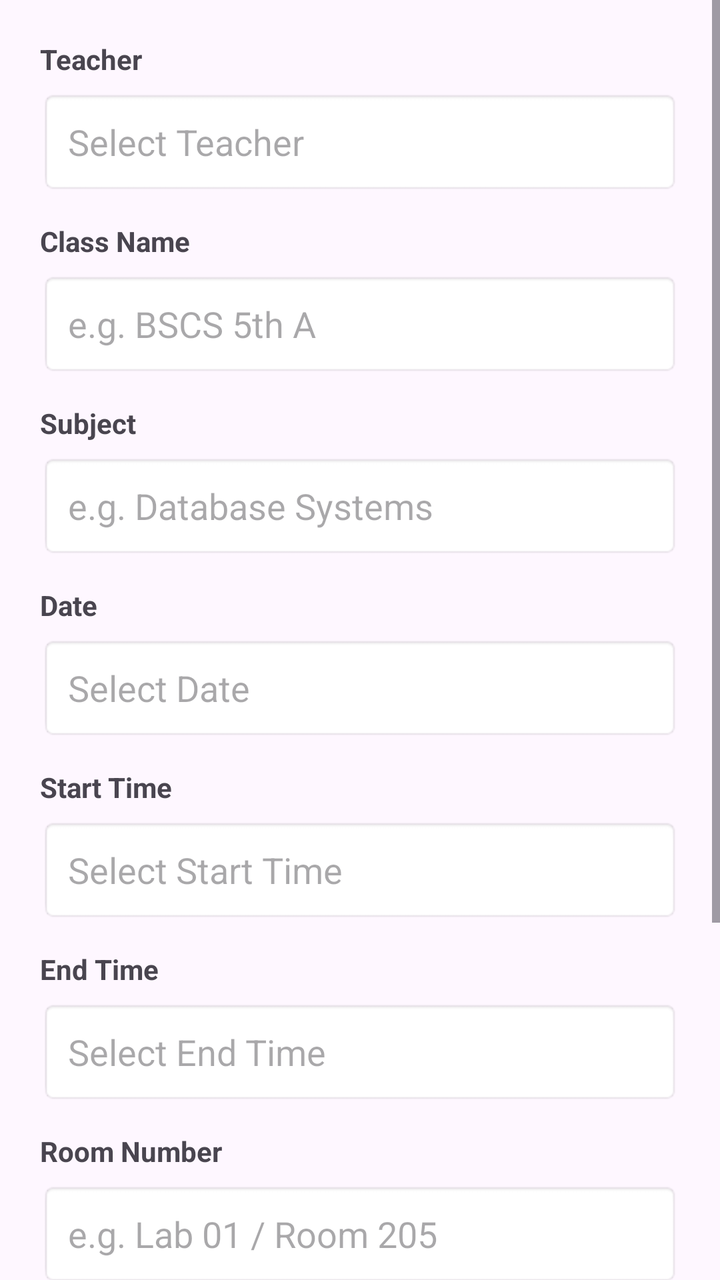
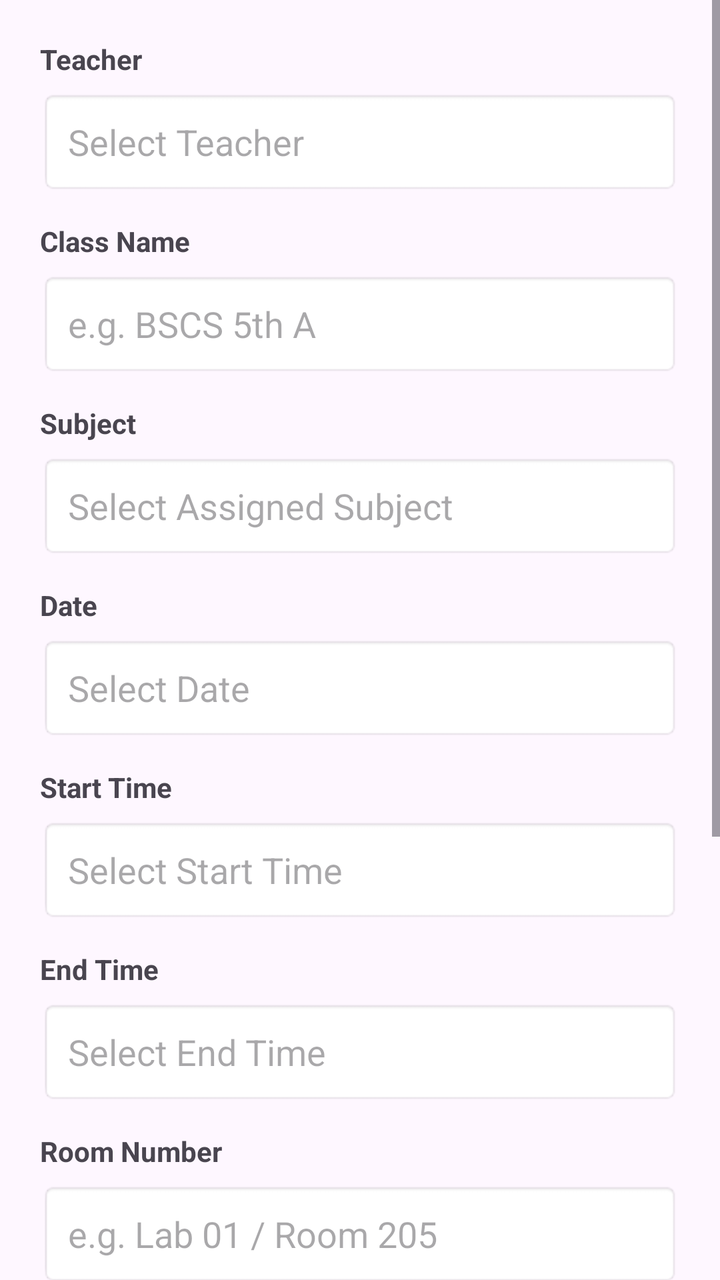

Compare the two renders of this Android layout. The source of the first and the diff that turns it into the second are given below.
<!-- AndroidManifest.xml: application theme Theme.QRCodeAttendance -->
<!-- res/layout/dialog_add_class_schedule.xml -->
<?xml version="1.0" encoding="utf-8"?>
<ScrollView
    xmlns:android="http://schemas.android.com/apk/res/android"
    android:layout_width="match_parent"
    android:layout_height="wrap_content"
    android:fillViewport="true">

    <LinearLayout
        android:layout_width="match_parent"
        android:layout_height="wrap_content"
        android:orientation="vertical"
        android:padding="20dp">

        
        
        

        <TextView
            android:layout_width="match_parent"
            android:layout_height="wrap_content"
            android:text="Teacher"
            android:textStyle="bold"
            android:textSize="14sp"
            android:layout_marginBottom="6dp" />

        <AutoCompleteTextView
            android:id="@+id/etTeacher"
            android:layout_width="match_parent"
            android:layout_height="52dp"
            android:hint="Select Teacher"
            android:inputType="none"
            android:paddingStart="14dp"
            android:paddingEnd="14dp"
            android:background="@android:drawable/editbox_background"
            android:layout_marginBottom="14dp" />


        
        
        

        <TextView
            android:layout_width="match_parent"
            android:layout_height="wrap_content"
            android:text="Class Name"
            android:textStyle="bold"
            android:textSize="14sp"
            android:layout_marginBottom="6dp" />

        <EditText
            android:id="@+id/etClassName"
            android:layout_width="match_parent"
            android:layout_height="52dp"
            android:hint="e.g. BSCS 5th A"
            android:inputType="textCapWords"
            android:paddingStart="14dp"
            android:paddingEnd="14dp"
            android:background="@android:drawable/editbox_background"
            android:layout_marginBottom="14dp" />


        
        
        

        <TextView
            android:layout_width="match_parent"
            android:layout_height="wrap_content"
            android:text="Subject"
            android:textStyle="bold"
            android:textSize="14sp"
            android:layout_marginBottom="6dp" />

        <EditText
            android:id="@+id/etSubject"
            android:layout_width="match_parent"
            android:layout_height="52dp"
            android:hint="e.g. Database Systems"
            android:inputType="textCapWords"
            android:paddingStart="14dp"
            android:paddingEnd="14dp"
            android:background="@android:drawable/editbox_background"
            android:layout_marginBottom="14dp" />


        
        
        

        <TextView
            android:layout_width="match_parent"
            android:layout_height="wrap_content"
            android:text="Date"
            android:textStyle="bold"
            android:textSize="14sp"
            android:layout_marginBottom="6dp" />

        <EditText
            android:id="@+id/etDate"
            android:layout_width="match_parent"
            android:layout_height="52dp"
            android:hint="Select Date"
            android:focusable="false"
            android:clickable="true"
            android:inputType="none"
            android:paddingStart="14dp"
            android:paddingEnd="14dp"
            android:background="@android:drawable/editbox_background"
            android:layout_marginBottom="14dp" />


        
        
        

        <TextView
            android:layout_width="match_parent"
            android:layout_height="wrap_content"
            android:text="Start Time"
            android:textStyle="bold"
            android:textSize="14sp"
            android:layout_marginBottom="6dp" />

        <EditText
            android:id="@+id/etStartTime"
            android:layout_width="match_parent"
            android:layout_height="52dp"
            android:hint="Select Start Time"
            android:focusable="false"
            android:clickable="true"
            android:inputType="none"
            android:paddingStart="14dp"
            android:paddingEnd="14dp"
            android:background="@android:drawable/editbox_background"
            android:layout_marginBottom="14dp" />


        
        
        

        <TextView
            android:layout_width="match_parent"
            android:layout_height="wrap_content"
            android:text="End Time"
            android:textStyle="bold"
            android:textSize="14sp"
            android:layout_marginBottom="6dp" />

        <EditText
            android:id="@+id/etEndTime"
            android:layout_width="match_parent"
            android:layout_height="52dp"
            android:hint="Select End Time"
            android:focusable="false"
            android:clickable="true"
            android:inputType="none"
            android:paddingStart="14dp"
            android:paddingEnd="14dp"
            android:background="@android:drawable/editbox_background"
            android:layout_marginBottom="14dp" />


        
        
        

        <TextView
            android:layout_width="match_parent"
            android:layout_height="wrap_content"
            android:text="Room Number"
            android:textStyle="bold"
            android:textSize="14sp"
            android:layout_marginBottom="6dp" />

        <EditText
            android:id="@+id/etRoom"
            android:layout_width="match_parent"
            android:layout_height="52dp"
            android:hint="e.g. Lab 01 / Room 205"
            android:inputType="textCapWords"
            android:paddingStart="14dp"
            android:paddingEnd="14dp"
            android:background="@android:drawable/editbox_background"
            android:layout_marginBottom="14dp" />


        
        
        

        <TextView
            android:layout_width="match_parent"
            android:layout_height="wrap_content"
            android:text="Semester"
            android:textStyle="bold"
            android:textSize="14sp"
            android:layout_marginBottom="6dp" />

        <EditText
            android:id="@+id/etSemester"
            android:layout_width="match_parent"
            android:layout_height="52dp"
            android:hint="e.g. 5th Semester"
            android:inputType="textCapWords"
            android:paddingStart="14dp"
            android:paddingEnd="14dp"
            android:background="@android:drawable/editbox_background"
            android:layout_marginBottom="14dp" />


        
        
        

        <TextView
            android:layout_width="match_parent"
            android:layout_height="wrap_content"
            android:text="Note"
            android:textStyle="bold"
            android:textSize="14sp"
            android:layout_marginBottom="6dp" />

        <EditText
            android:id="@+id/etNote"
            android:layout_width="match_parent"
            android:layout_height="90dp"
            android:hint="Optional note"
            android:gravity="top|start"
            android:inputType="textCapSentences|textMultiLine"
            android:padding="14dp"
            android:background="@android:drawable/editbox_background"
            android:layout_marginBottom="5dp" />

    </LinearLayout>

</ScrollView>
<!-- resources referenced by this layout -->
<resources>
  <style name="Theme.QRCodeAttendance" parent="Base.Theme.QRCodeAttendance" />
  <style name="Base.Theme.QRCodeAttendance" parent="Theme.Material3.DayNight.NoActionBar">
          
          
      </style>
</resources>

<!-- the commit's change to res/layout/dialog_add_class_schedule.xml (unified diff, before → after) -->
@@ -71,12 +71,14 @@
             android:textSize="14sp"
             android:layout_marginBottom="6dp" />
 
-        <EditText
+        <AutoCompleteTextView
             android:id="@+id/etSubject"
             android:layout_width="match_parent"
             android:layout_height="52dp"
-            android:hint="e.g. Database Systems"
-            android:inputType="textCapWords"
+            android:hint="Select Assigned Subject"
+            android:inputType="none"
+            android:focusable="false"
+            android:clickable="true"
             android:paddingStart="14dp"
             android:paddingEnd="14dp"
             android:background="@android:drawable/editbox_background"
@@ -197,12 +199,38 @@
             android:textSize="14sp"
             android:layout_marginBottom="6dp" />
 
-        <EditText
+        <AutoCompleteTextView
             android:id="@+id/etSemester"
             android:layout_width="match_parent"
             android:layout_height="52dp"
-            android:hint="e.g. 5th Semester"
-            android:inputType="textCapWords"
+            android:hint="Select Semester"
+            android:inputType="none"
+            android:focusable="false"
+            android:clickable="true"
+            android:paddingStart="14dp"
+            android:paddingEnd="14dp"
+            android:background="@android:drawable/editbox_background"
+            android:layout_marginBottom="14dp" />
+
+
+        
+        
+        
+
+        <TextView
+            android:layout_width="match_parent"
+            android:layout_height="wrap_content"
+            android:text="Session"
+            android:textStyle="bold"
+            android:textSize="14sp"
+            android:layout_marginBottom="6dp" />
+
+        <EditText
+            android:id="@+id/etSession"
+            android:layout_width="match_parent"
+            android:layout_height="52dp"
+            android:hint="e.g. 2022"
+            android:inputType="text"
             android:paddingStart="14dp"
             android:paddingEnd="14dp"
             android:background="@android:drawable/editbox_background"
